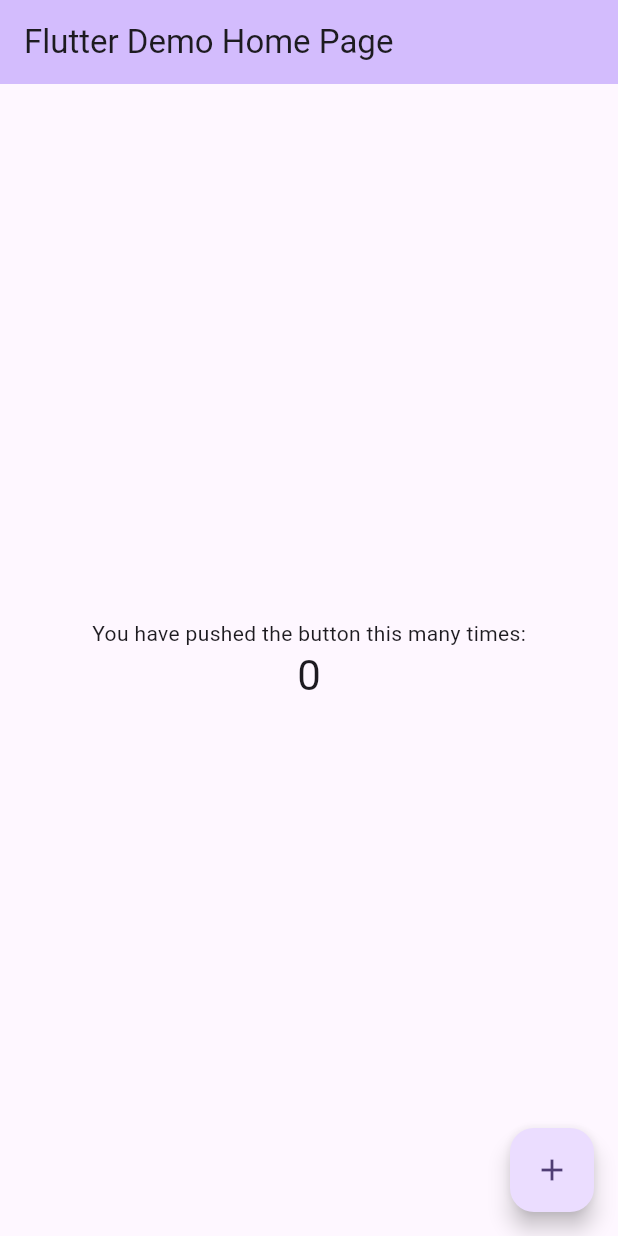
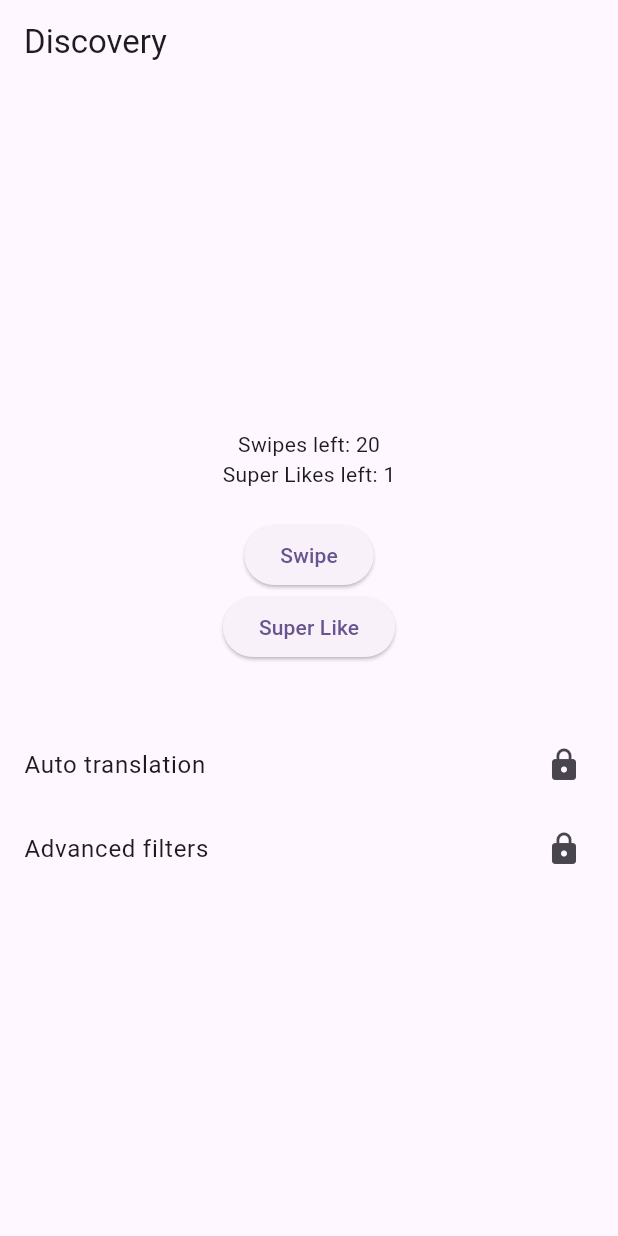
Before and after one commit to henribesnard/eon_app, a Flutter app: the screen it shows after launch, on a phone screen of 412 x 824 dp. Run offline on Flutter 3.47's test engine with Material 3 defaults, Android fonts, the phone set to English and light mode, and no system bars.

Commit message:
Add premium upgrade flow with swipe limits

```diff
--- /dev/null
+++ b/lib/discovery_page.dart
@@ -0,0 +1,89 @@
+import 'package:flutter/material.dart';
+import 'premium_upsell_page.dart';
+import 'services/premium_mock_service.dart';
+
+class DiscoveryPage extends StatefulWidget {
+  const DiscoveryPage({Key? key}) : super(key: key);
+
+  @override
+  State<DiscoveryPage> createState() => _DiscoveryPageState();
+}
+
+class _DiscoveryPageState extends State<DiscoveryPage> {
+  static const int freeSwipes = 20;
+  static const int freeSuperLikes = 1;
+
+  int remainingSwipes = freeSwipes;
+  int remainingSuperLikes = freeSuperLikes;
+
+  void _performSwipe() async {
+    if (PremiumMockService.isPremium) return;
+    if (remainingSwipes > 0) {
+      setState(() => remainingSwipes--);
+      if (remainingSwipes == 0) {
+        await _showUpsell();
+      }
+    } else {
+      await _showUpsell();
+    }
+  }
+
+  void _performSuperLike() async {
+    if (PremiumMockService.isPremium) return;
+    if (remainingSuperLikes > 0) {
+      setState(() => remainingSuperLikes--);
+      if (remainingSuperLikes == 0) {
+        await _showUpsell();
+      }
+    } else {
+      await _showUpsell();
+    }
+  }
+
+  Future<bool> _showUpsell() async {
+    final result = await Navigator.of(context).push<bool>(
+      MaterialPageRoute(builder: (_) => const PremiumUpsellPage()),
+    );
+    setState(() {});
+    return result ?? false;
+  }
+
+  @override
+  Widget build(BuildContext context) {
+    final premium = PremiumMockService.isPremium;
+    return Scaffold(
+      appBar: AppBar(title: const Text('Discovery')),
+      body: Center(
+        child: Column(
+          mainAxisAlignment: MainAxisAlignment.center,
+          children: [
+            if (!premium) Text('Swipes left: $remainingSwipes'),
+            if (!premium) Text('Super Likes left: $remainingSuperLikes'),
+            const SizedBox(height: 20),
+            ElevatedButton(
+              onPressed: _performSwipe,
+              child: Text(premium ? 'Swipe (unlimited)' : 'Swipe'),
+            ),
+            ElevatedButton(
+              onPressed: _performSuperLike,
+              child: Text(premium ? 'Super Like (unlimited)' : 'Super Like'),
+            ),
+            const SizedBox(height: 40),
+            ListTile(
+              title: const Text('Auto translation'),
+              trailing: premium
+                  ? const Icon(Icons.check, color: Colors.green)
+                  : const Icon(Icons.lock),
+            ),
+            ListTile(
+              title: const Text('Advanced filters'),
+              trailing: premium
+                  ? const Icon(Icons.check, color: Colors.green)
+                  : const Icon(Icons.lock),
+            ),
+          ],
+        ),
+      ),
+    );
+  }
+}
--- a/lib/main.dart
+++ b/lib/main.dart
@@ -1,4 +1,5 @@
 import 'package:flutter/material.dart';
+import 'discovery_page.dart';
 
 void main() {
   runApp(const MyApp());
@@ -7,116 +8,14 @@ void main() {
 class MyApp extends StatelessWidget {
   const MyApp({super.key});
 
-  // This widget is the root of your application.
   @override
   Widget build(BuildContext context) {
     return MaterialApp(
-      title: 'Flutter Demo',
+      title: 'Eon Demo',
       theme: ThemeData(
-        // This is the theme of your application.
-        //
-        // TRY THIS: Try running your application with "flutter run". You'll see
-        // the application has a purple toolbar. Then, without quitting the app,
-        // try changing the seedColor in the colorScheme below to Colors.green
-        // and then invoke "hot reload" (save your changes or press the "hot
-        // reload" button in a Flutter-supported IDE, or press "r" if you used
-        // the command line to start the app).
-        //
-        // Notice that the counter didn't reset back to zero; the application
-        // state is not lost during the reload. To reset the state, use hot
-        // restart instead.
-        //
-        // This works for code too, not just values: Most code changes can be
-        // tested with just a hot reload.
         colorScheme: ColorScheme.fromSeed(seedColor: Colors.deepPurple),
       ),
-      home: const MyHomePage(title: 'Flutter Demo Home Page'),
+      home: const DiscoveryPage(),
     );
   }
 }
-
-class MyHomePage extends StatefulWidget {
-  const MyHomePage({super.key, required this.title});
-
-  // This widget is the home page of your application. It is stateful, meaning
-  // that it has a State object (defined below) that contains fields that affect
-  // how it looks.
-
-  // This class is the configuration for the state. It holds the values (in this
-  // case the title) provided by the parent (in this case the App widget) and
-  // used by the build method of the State. Fields in a Widget subclass are
-  // always marked "final".
-
-  final String title;
-
-  @override
-  State<MyHomePage> createState() => _MyHomePageState();
-}
-
-class _MyHomePageState extends State<MyHomePage> {
-  int _counter = 0;
-
-  void _incrementCounter() {
-    setState(() {
-      // This call to setState tells the Flutter framework that something has
-      // changed in this State, which causes it to rerun the build method below
-      // so that the display can reflect the updated values. If we changed
-      // _counter without calling setState(), then the build method would not be
-      // called again, and so nothing would appear to happen.
-      _counter++;
-    });
-  }
-
-  @override
-  Widget build(BuildContext context) {
-    // This method is rerun every time setState is called, for instance as done
-    // by the _incrementCounter method above.
-    //
-    // The Flutter framework has been optimized to make rerunning build methods
-    // fast, so that you can just rebuild anything that needs updating rather
-    // than having to individually change instances of widgets.
-    return Scaffold(
-      appBar: AppBar(
-        // TRY THIS: Try changing the color here to a specific color (to
-        // Colors.amber, perhaps?) and trigger a hot reload to see the AppBar
-        // change color while the other colors stay the same.
-        backgroundColor: Theme.of(context).colorScheme.inversePrimary,
-        // Here we take the value from the MyHomePage object that was created by
-        // the App.build method, and use it to set our appbar title.
-        title: Text(widget.title),
-      ),
-      body: Center(
-        // Center is a layout widget. It takes a single child and positions it
-        // in the middle of the parent.
-        child: Column(
-          // Column is also a layout widget. It takes a list of children and
-          // arranges them vertically. By default, it sizes itself to fit its
-          // children horizontally, and tries to be as tall as its parent.
-          //
-          // Column has various properties to control how it sizes itself and
-          // how it positions its children. Here we use mainAxisAlignment to
-          // center the children vertically; the main axis here is the vertical
-          // axis because Columns are vertical (the cross axis would be
-          // horizontal).
-          //
-          // TRY THIS: Invoke "debug painting" (choose the "Toggle Debug Paint"
-          // action in the IDE, or press "p" in the console), to see the
-          // wireframe for each widget.
-          mainAxisAlignment: MainAxisAlignment.center,
-          children: <Widget>[
-            const Text('You have pushed the button this many times:'),
-            Text(
-              '$_counter',
-              style: Theme.of(context).textTheme.headlineMedium,
-            ),
-          ],
-        ),
-      ),
-      floatingActionButton: FloatingActionButton(
-        onPressed: _incrementCounter,
-        tooltip: 'Increment',
-        child: const Icon(Icons.add),
-      ), // This trailing comma makes auto-formatting nicer for build methods.
-    );
-  }
-}
--- /dev/null
+++ b/lib/services/premium_mock_service.dart
@@ -0,0 +1,9 @@
+class PremiumMockService {
+  static bool _isPremium = false;
+
+  static bool get isPremium => _isPremium;
+
+  static void upgrade() {
+    _isPremium = true;
+  }
+}
```
Also changed, not shown: lib/premium_upsell_page.dart (added, +24 -0 lines).
